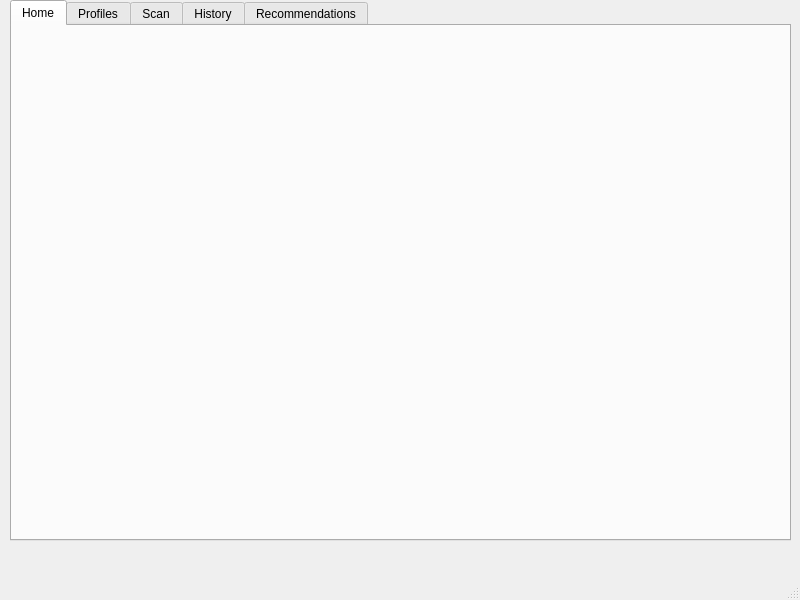
Above: RaDoTech/mainwindow.ui from saugatttt/COMP3004-Final-Project before the change. Below: the same form after it.
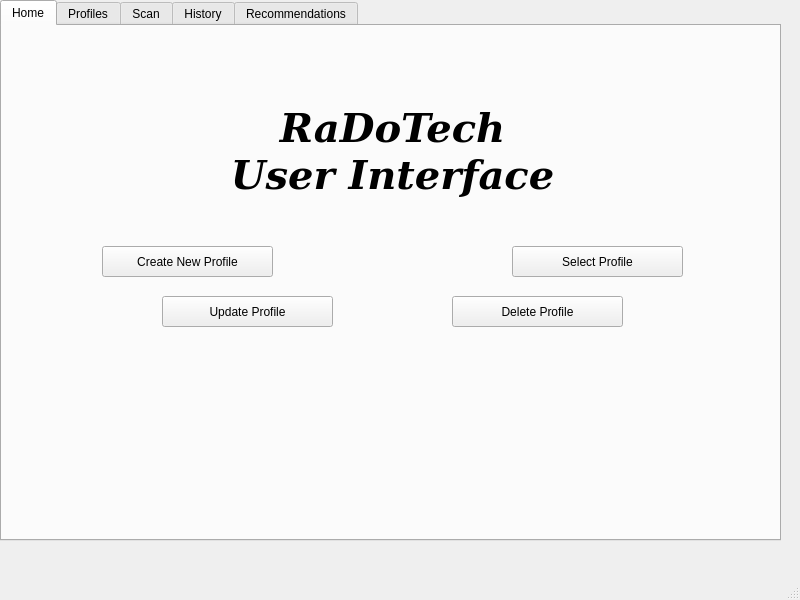
That is the form after the change. The open tabs and pages were chosen to show the change.

Commit message: Implemented User Interface for profile creation, deletion, updating, and logging in, implemented json persistence for user updates

```diff
--- a/RaDoTech/mainwindow.ui
+++ b/RaDoTech/mainwindow.ui
@@ -15,21 +15,105 @@
   </property>
   <widget class="QWidget" name="centralwidget">
    <widget class="QTabWidget" name="tabWidget">
+    <property name="enabled">
+     <bool>true</bool>
+    </property>
     <property name="geometry">
      <rect>
-      <x>10</x>
+      <x>0</x>
       <y>0</y>
       <width>781</width>
       <height>541</height>
      </rect>
     </property>
     <property name="currentIndex">
-     <number>1</number>
+     <number>0</number>
+    </property>
+    <property name="tabBarAutoHide">
+     <bool>false</bool>
     </property>
     <widget class="QWidget" name="Home">
      <attribute name="title">
       <string>Home</string>
      </attribute>
+     <widget class="QPushButton" name="createProfileButton">
+      <property name="geometry">
+       <rect>
+        <x>100</x>
+        <y>220</y>
+        <width>171</width>
+        <height>31</height>
+       </rect>
+      </property>
+      <property name="text">
+       <string>Create New Profile</string>
+      </property>
+     </widget>
+     <widget class="QPushButton" name="selectProfileButton">
+      <property name="geometry">
+       <rect>
+        <x>510</x>
+        <y>220</y>
+        <width>171</width>
+        <height>31</height>
+       </rect>
+      </property>
+      <property name="text">
+       <string>Select Profile</string>
+      </property>
+     </widget>
+     <widget class="QPushButton" name="deleteProfileButton">
+      <property name="geometry">
+       <rect>
+        <x>450</x>
+        <y>270</y>
+        <width>171</width>
+        <height>31</height>
+       </rect>
+      </property>
+      <property name="text">
+       <string>Delete Profile</string>
+      </property>
+     </widget>
+     <widget class="QLabel" name="label">
+      <property name="geometry">
+       <rect>
+        <x>210</x>
+        <y>70</y>
+        <width>361</width>
+        <height>111</height>
+       </rect>
+      </property>
+      <property name="font">
+       <font>
+        <family>DejaVu Serif</family>
+        <pointsize>30</pointsize>
+        <weight>75</weight>
+        <italic>true</italic>
+        <bold>true</bold>
+       </font>
+      </property>
+      <property name="text">
+       <string>RaDoTech 
+User Interface</string>
+      </property>
+      <property name="alignment">
+       <set>Qt::AlignCenter</set>
+      </property>
+     </widget>
+     <widget class="QPushButton" name="updateProfileButton">
+      <property name="geometry">
+       <rect>
+        <x>160</x>
+        <y>270</y>
+        <width>171</width>
+        <height>31</height>
+       </rect>
+      </property>
+      <property name="text">
+       <string>Update Profile</string>
+      </property>
+     </widget>
     </widget>
     <widget class="QWidget" name="tab_2">
      <attribute name="title">
```
Left out of the diff: 13 changed lines with no effect on the pictures. The commit also changes 21 other files.
